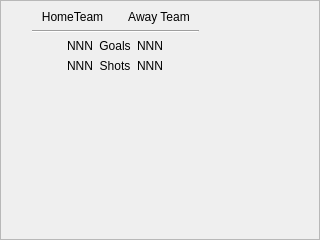
Old version of the form halfstatisticsframe.ui in the repository rochford/cutefootball.
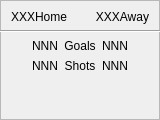
New version of the form.

Commit message:
More teams - 32 now more resource files Added first draft of Finnish translation Added following languages: 	french 	german 	spanish 	swedish 	portugese StyleSheets for desktop and mobile
TODO:
flags

```diff
--- a/halfstatisticsframe.ui
+++ b/halfstatisticsframe.ui
@@ -6,19 +6,19 @@
    <rect>
     <x>0</x>
     <y>0</y>
-    <width>320</width>
-    <height>240</height>
+    <width>160</width>
+    <height>120</height>
    </rect>
   </property>
+  <property name="sizePolicy">
+   <sizepolicy hsizetype="Expanding" vsizetype="Expanding">
+    <horstretch>0</horstretch>
+    <verstretch>0</verstretch>
+   </sizepolicy>
+  </property>
   <property name="windowTitle">
    <string/>
   </property>
-  <property name="windowOpacity">
-   <double>1.000000000000000</double>
-  </property>
-  <property name="styleSheet">
-   <string notr="true"/>
-  </property>
   <property name="frameShape">
    <enum>QFrame::StyledPanel</enum>
   </property>
@@ -30,17 +30,17 @@
     <rect>
      <x>0</x>
      <y>0</y>
-     <width>231</width>
-     <height>191</height>
+     <width>161</width>
+     <height>121</height>
     </rect>
    </property>
    <layout class="QGridLayout" name="gridLayout">
-    <item row="2" column="1">
+    <item row="2" column="0">
      <layout class="QHBoxLayout" name="horizontalLayout_2">
       <item>
        <widget class="QLabel" name="m_homeTeamName">
         <property name="text">
-         <string>HomeTeam</string>
+         <string notr="true">XXXHome</string>
         </property>
         <property name="alignment">
          <set>Qt::AlignCenter</set>
@@ -50,7 +50,7 @@
       <item>
        <widget class="QLabel" name="m_awayTeamName">
         <property name="text">
-         <string>Away Team</string>
+         <string notr="true">XXXAway</string>
         </property>
         <property name="alignment">
          <set>Qt::AlignCenter</set>
@@ -59,7 +59,7 @@
       </item>
      </layout>
     </item>
-    <item row="4" column="1">
+    <item row="4" column="0">
      <layout class="QHBoxLayout" name="horizontalLayout">
       <item>
        <spacer name="horizontalSpacer">
@@ -149,7 +149,7 @@
       </item>
      </layout>
     </item>
-    <item row="5" column="1">
+    <item row="5" column="0">
      <spacer name="verticalSpacer">
       <property name="orientation">
        <enum>Qt::Vertical</enum>
@@ -162,40 +162,14 @@
       </property>
      </spacer>
     </item>
-    <item row="3" column="1">
+    <item row="3" column="0">
      <widget class="Line" name="line">
       <property name="orientation">
        <enum>Qt::Horizontal</enum>
       </property>
      </widget>
     </item>
-    <item row="5" column="0">
-     <spacer name="horizontalSpacer_3">
-      <property name="orientation">
-       <enum>Qt::Horizontal</enum>
-      </property>
-      <property name="sizeHint" stdset="0">
-       <size>
-        <width>40</width>
-        <height>20</height>
-       </size>
-      </property>
-     </spacer>
-    </item>
-    <item row="5" column="2">
-     <spacer name="horizontalSpacer_4">
-      <property name="orientation">
-       <enum>Qt::Horizontal</enum>
-      </property>
-      <property name="sizeHint" stdset="0">
-       <size>
-        <width>40</width>
-        <height>20</height>
-       </size>
-      </property>
-     </spacer>
-    </item>
-    <item row="0" column="1">
+    <item row="0" column="0">
      <spacer name="verticalSpacer_2">
       <property name="orientation">
        <enum>Qt::Vertical</enum>
```
Left out of the diff: 12 changed lines with no effect on the pictures. The commit also changes 55 other files.
